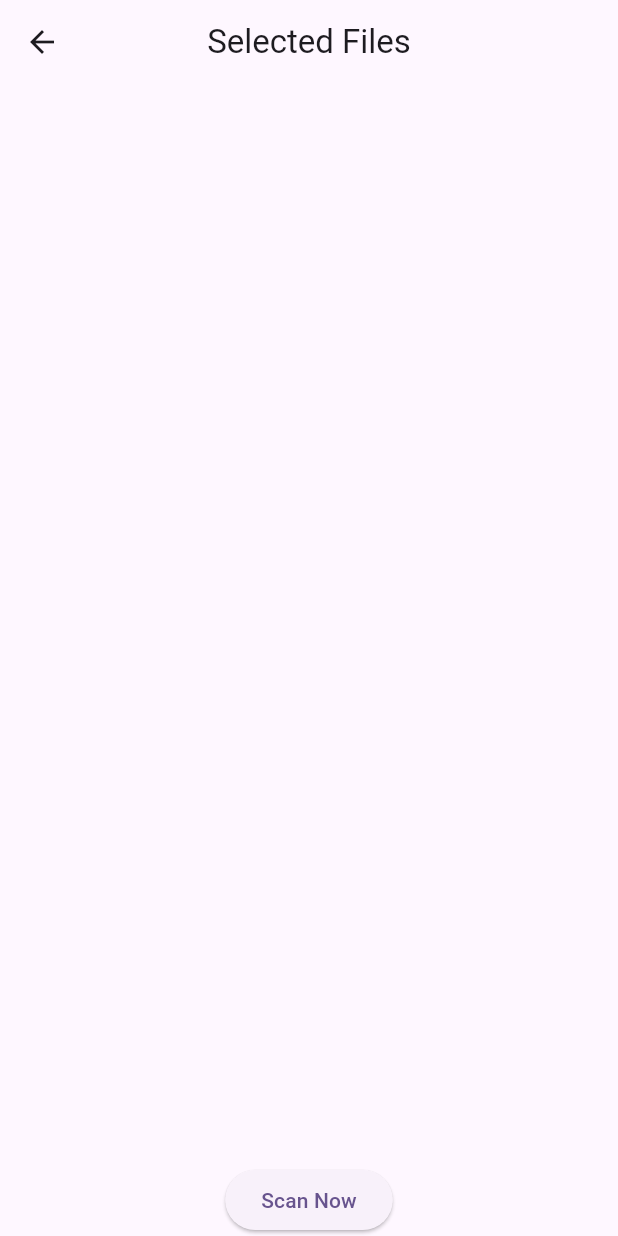
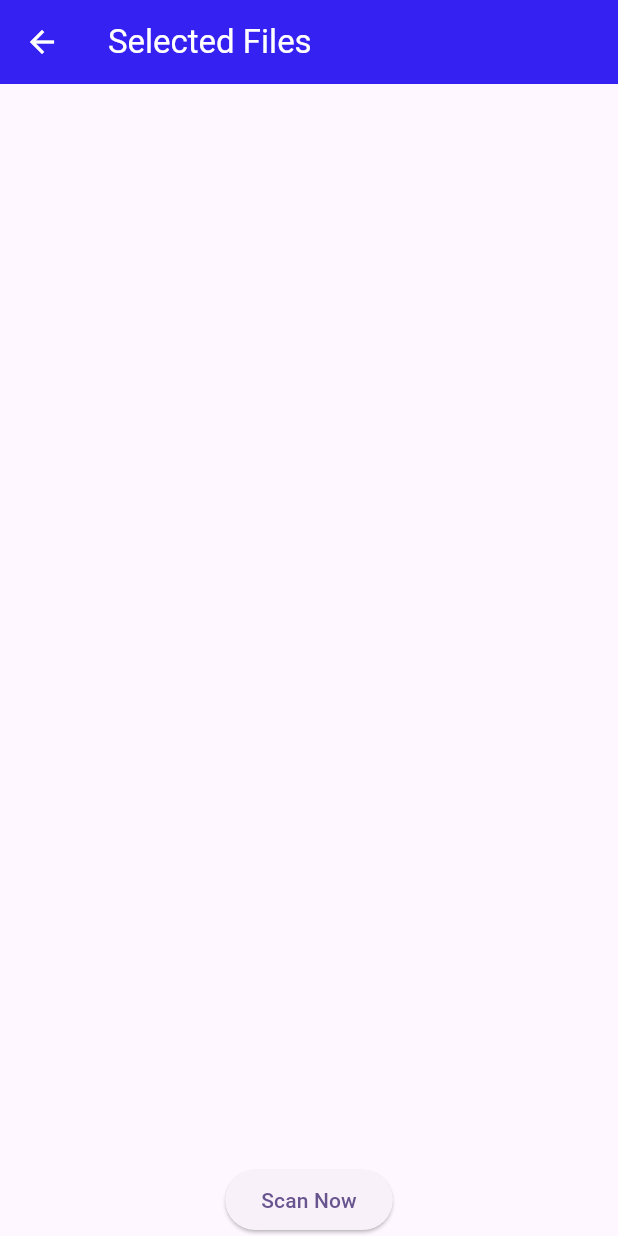
Before and after one commit to DC-21/file_picker_ui, a Flutter app: the FilesPage screen opened directly with empty values, on a phone screen of 412 x 824 dp. Run offline on Flutter 3.47's test engine with Material 2 defaults, Android fonts, the phone set to English and light mode, and no system bars; our stand-ins replace file_picker, open_file.

Commit message:
first commit

```diff
--- a/lib/files_page.dart
+++ b/lib/files_page.dart
@@ -67,8 +67,16 @@ class FilesPage extends StatelessWidget {
   Widget build(BuildContext context) {
     return Scaffold(
       appBar: AppBar(
-        title: const Text('Selected Files'),
-        centerTitle: true,
+        title: const Text(
+          "Selected Files",
+          style: TextStyle(
+            color: Colors.white,
+          ),
+        ),
+        backgroundColor: const Color.fromARGB(255, 54, 33, 243),
+        iconTheme: const IconThemeData(
+          color: Colors.white, // Set the icon (back button) color to white
+        ),
       ),
       body: Column(
         children: [
```
Also changed, not shown: lib/results_page.dart (+20 -2 lines).
